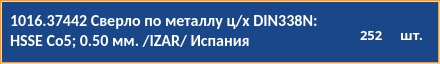
komrade2801/AutoSklad, file client/GUI/ui/widgets/widget_35_tool.ui: the form before one commit.
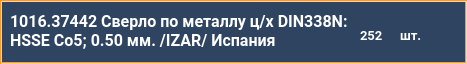
The form after the commit.

Commit message: changed client UI style

Patch:
```diff
--- a/client/GUI/ui/widgets/widget_35_tool.ui
+++ b/client/GUI/ui/widgets/widget_35_tool.ui
@@ -6,7 +6,7 @@
    <rect>
     <x>0</x>
     <y>0</y>
-    <width>440</width>
+    <width>467</width>
     <height>64</height>
    </rect>
   </property>
@@ -14,18 +14,35 @@
    <string>widget_35_tool</string>
   </property>
   <property name="styleSheet">
-   <string notr="true">QLabel {
+   <string notr="true">QWidget{
+	background-color: #2e4461;
+}
+QLabel {
+	background: none;
 	color: #FFFFFF;
 	border-width: 0px;
 	border-radius: 0px;
+	font-family: &quot;Roboto&quot;, Sans-serif;
 }
 #background {
 	color: #FFFFFF;
-	background-color: #1A4789;
+	background-color: #2e4461;
 	border-width: 2px;
 	border-style: groove;
 	border-color: #ff9923;
 	border-radius: 0px;
+	font-family: &quot;Roboto&quot;, Sans-serif;
+}
+QPushButton {
+	color: #FFFFFF;
+	background-color: #f09022;
+	border-width: 0px;
+	border-style: outset;
+	border-color: #EAA657;
+	border-radius: 8px;
+	font-weight: 600;
+    font-size: 25px;
+	font-family: &quot;Roboto&quot;, Sans-serif;
 }</string>
   </property>
   <widget class="QLabel" name="lbl_name">
@@ -33,7 +50,7 @@
     <rect>
      <x>10</x>
      <y>5</y>
-     <width>331</width>
+     <width>341</width>
      <height>51</height>
     </rect>
    </property>
@@ -337,7 +354,7 @@
    </property>
    <property name="font">
     <font>
-     <family>Calibri</family>
+     <family>Roboto</family>
      <pointsize>12</pointsize>
      <weight>75</weight>
      <bold>true</bold>
@@ -364,7 +381,7 @@
    </property>
    <property name="font">
     <font>
-     <family>Arial Black</family>
+     <family>Roboto</family>
      <pointsize>10</pointsize>
      <weight>75</weight>
      <bold>true</bold>
@@ -388,7 +405,7 @@
    </property>
    <property name="font">
     <font>
-     <family>Arial Black</family>
+     <family>Roboto</family>
      <pointsize>10</pointsize>
      <weight>75</weight>
      <bold>true</bold>
@@ -406,7 +423,7 @@
     <rect>
      <x>0</x>
      <y>0</y>
-     <width>440</width>
+     <width>467</width>
      <height>64</height>
     </rect>
    </property>
```
The commit also changes 144 other files.
